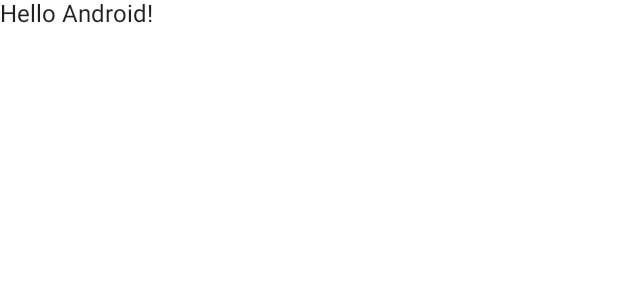
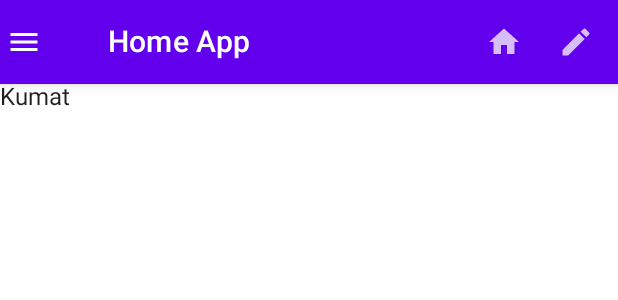
Before and after one commit to kanhaivis/JetPackCompose, an Android app built with Jetpack Compose: the @Preview function DefaultPreview, on a phone screen of 412 x 824 dp. Shown: the top 300 px of the screen. Run offline under Robolectric (Android 15) with nearby library versions, the phone set to English and light mode, and no system bars.

Commit message:
Add one Home tool bar

```diff
--- a/app/src/main/java/kk/jetpackcompose/MainActivity.kt
+++ b/app/src/main/java/kk/jetpackcompose/MainActivity.kt
@@ -3,13 +3,18 @@ package kk.jetpackcompose
 import android.os.Bundle
 import androidx.activity.ComponentActivity
 import androidx.activity.compose.setContent
+import androidx.compose.foundation.layout.Column
 import androidx.compose.foundation.layout.fillMaxSize
+import androidx.compose.foundation.layout.padding
 import androidx.compose.material.MaterialTheme
 import androidx.compose.material.Surface
 import androidx.compose.material.Text
 import androidx.compose.runtime.Composable
 import androidx.compose.ui.Modifier
 import androidx.compose.ui.tooling.preview.Preview
+import androidx.compose.ui.unit.dp
+import kk.jetpackcompose.scaffold.HomeScaffold
+import kk.jetpackcompose.scaffold.MySectionScaffold
 import kk.jetpackcompose.ui.theme.JetPackComposeTheme
 
 class MainActivity : ComponentActivity() {
@@ -17,13 +22,8 @@ class MainActivity : ComponentActivity() {
         super.onCreate(savedInstanceState)
         setContent {
             JetPackComposeTheme {
-                // A surface container using the 'background' color from the theme
-                Surface(
-                    modifier = Modifier.fillMaxSize(),
-                    color = MaterialTheme.colors.background
-                ) {
-                    Greeting("Android od")
-                }
+                MySectionScaffold()
+
             }
         }
     }
@@ -38,6 +38,12 @@ fun Greeting(name: String) {
 @Composable
 fun DefaultPreview() {
     JetPackComposeTheme {
-        Greeting("Android")
+        MySectionScaffold()
+        Column(
+            modifier = Modifier.padding(top = 55.dp)
+        ) {
+            Text(text = "Kumat")
+        }
+
     }
 }
--- /dev/null
+++ b/app/src/main/java/kk/jetpackcompose/scaffold/scaffolf.kt
@@ -0,0 +1,54 @@
+package kk.jetpackcompose.scaffold
+
+import androidx.compose.material.*
+import androidx.compose.material.icons.Icons
+import androidx.compose.material.icons.filled.*
+import androidx.compose.runtime.Composable
+
+@Composable
+fun HomeScaffold() {
+
+    Scaffold(
+        topBar = {
+        TopAppBar(
+            title = {
+                     Text(text = "Home")
+                    },
+        actions = {
+            IconButton(onClick = {}) {
+                Icon(Icons.Filled.Notifications, contentDescription = "Noti")
+            }
+            IconButton(onClick = {}) {
+                Icon(Icons.Filled.Search, contentDescription = "Search")
+            }
+        })
+
+    }) {
+
+    }
+}
+
+@Composable
+fun MySectionScaffold() {
+
+    Scaffold(topBar = {}) {
+        TopAppBar(title = {
+            Text(text = "Home App")
+        },
+        navigationIcon = {
+            Icon(Icons.Filled.Menu, contentDescription = "" )
+        },
+        actions = {
+
+            IconButton(onClick = { }) {
+                Icon(Icons.Filled.Home, contentDescription = "home")
+            }
+            IconButton(onClick = {  }) {
+                Icon(Icons.Filled.Edit, contentDescription = "edit")
+
+            }
+        })
+
+    }
+
+}
```
